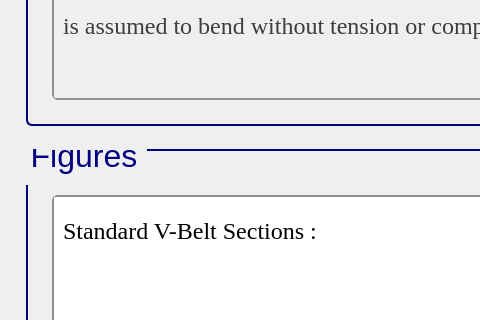
This is ui/vbelt_lengthofpitch.ui in Ah00ra/HNNS as Qt 5 draws it before an edit; both pictures show x 0 to 480 and y 200 to 520 of the 900 by 930 pixel window. The edited form follows.
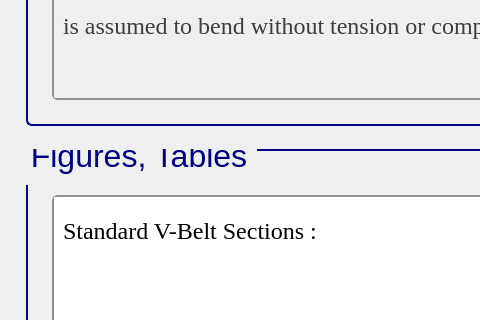
This is the edited form. Icons and pictures are not drawn.

The edit to the form file:
```diff
--- a/ui/vbelt_lengthofpitch.ui
+++ b/ui/vbelt_lengthofpitch.ui
@@ -458,7 +458,7 @@
 </string>
       </property>
       <property name="title">
-       <string>Figures</string>
+       <string>Figures, Tables</string>
       </property>
       <layout class="QGridLayout" name="gridLayout_2">
        <item row="0" column="1">
```
